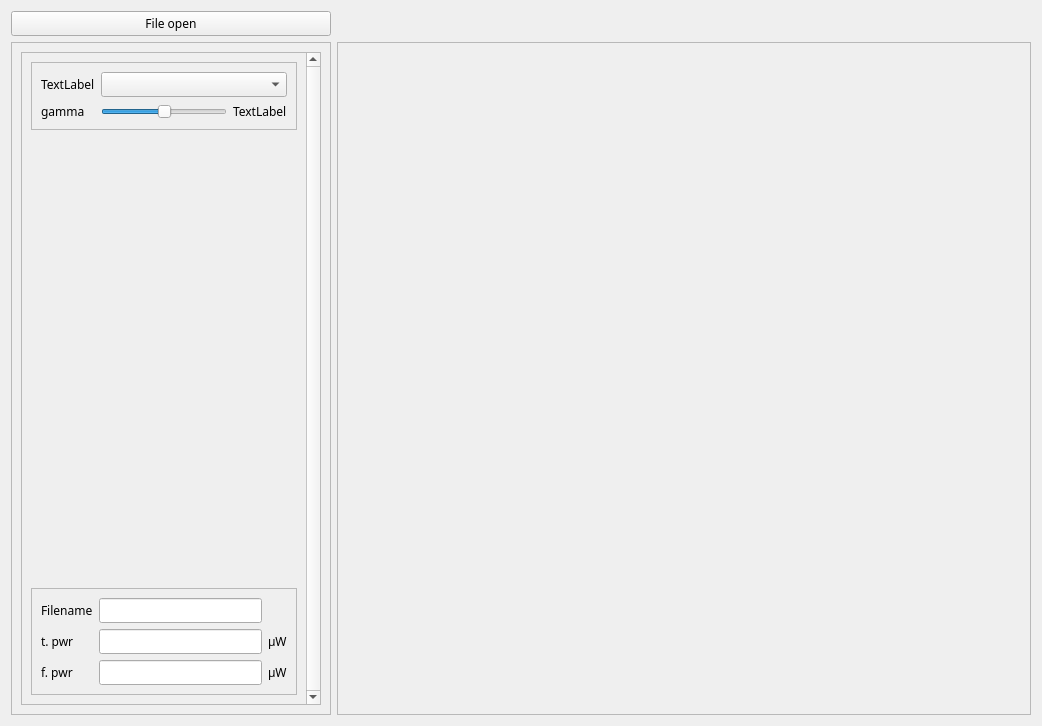
Before: the Qt Designer form ui/dashboard.ui in widev3/waterfall, drawn with Qt 5.
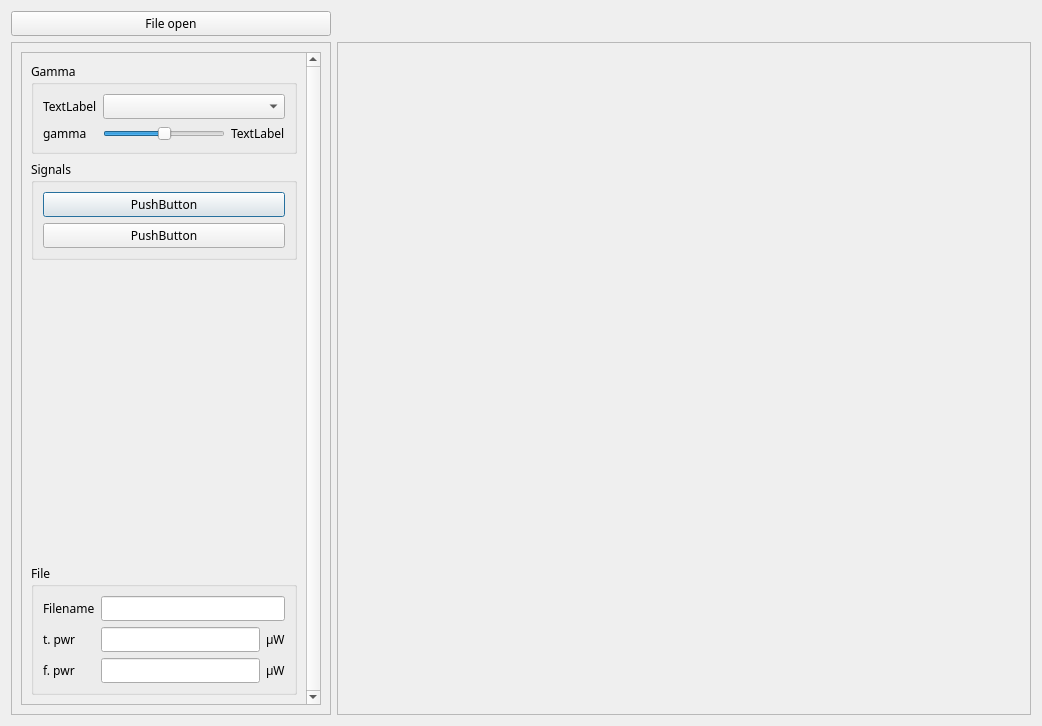
After: the same form once the commit is applied.

Commit message: signal mathematics

The edit to the form file:
```diff
--- a/ui/dashboard.ui
+++ b/ui/dashboard.ui
@@ -82,19 +82,16 @@
            <x>0</x>
            <y>0</y>
            <width>284</width>
-           <height>653</height>
+           <height>651</height>
           </rect>
          </property>
          <layout class="QVBoxLayout" name="verticalLayout">
           <item>
-           <widget class="QFrame" name="frame_5">
-            <property name="frameShape">
-             <enum>QFrame::Shape::StyledPanel</enum>
+           <widget class="QGroupBox" name="groupBox_gamma">
+            <property name="title">
+             <string>Gamma</string>
             </property>
-            <property name="frameShadow">
-             <enum>QFrame::Shadow::Plain</enum>
-            </property>
-            <layout class="QGridLayout" name="gridLayout_11">
+            <layout class="QGridLayout" name="gridLayout_4">
              <item row="0" column="0">
               <widget class="QLabel" name="labelOffsetsView">
                <property name="text">
@@ -102,14 +99,7 @@
                </property>
               </widget>
              </item>
-             <item row="1" column="0">
-              <widget class="QLabel" name="label_2">
-               <property name="text">
-                <string>gamma</string>
-               </property>
-              </widget>
-             </item>
-             <item row="1" column="1">
+             <item row="2" column="1">
               <widget class="QSlider" name="horizontalSliderGammaView">
                <property name="maximum">
                 <number>1000</number>
@@ -128,7 +118,14 @@
                </property>
               </widget>
              </item>
-             <item row="1" column="2">
+             <item row="2" column="0">
+              <widget class="QLabel" name="label_2">
+               <property name="text">
+                <string>gamma</string>
+               </property>
+              </widget>
+             </item>
+             <item row="2" column="2">
               <widget class="QLabel" name="labelGammaView">
                <property name="text">
                 <string>TextLabel</string>
@@ -141,6 +138,29 @@
             </layout>
            </widget>
           </item>
+          <item>
+           <widget class="QGroupBox" name="groupBox_signals">
+            <property name="title">
+             <string>Signals</string>
+            </property>
+            <layout class="QGridLayout" name="gridLayout_5">
+             <item row="0" column="0">
+              <widget class="QPushButton" name="pushButtonSignal1">
+               <property name="text">
+                <string>PushButton</string>
+               </property>
+              </widget>
+             </item>
+             <item row="1" column="0">
+              <widget class="QPushButton" name="pushButtonSignal2">
+               <property name="text">
+                <string>PushButton</string>
+               </property>
+              </widget>
+             </item>
+            </layout>
+           </widget>
+          </item>
           <item>
            <spacer name="verticalSpacer_4">
             <property name="orientation">
@@ -155,42 +175,11 @@
            </spacer>
           </item>
           <item>
-           <widget class="QFrame" name="frame_6">
-            <property name="frameShape">
-             <enum>QFrame::Shape::StyledPanel</enum>
+           <widget class="QGroupBox" name="groupBox_file">
+            <property name="title">
+             <string>File</string>
             </property>
-            <property name="frameShadow">
-             <enum>QFrame::Shadow::Plain</enum>
-            </property>
-            <layout class="QGridLayout" name="gridLayout_12">
-             <item row="2" column="0">
-              <widget class="QLabel" name="label_11">
-               <property name="text">
-                <string>f. pwr</string>
-               </property>
-              </widget>
-             </item>
-             <item row="2" column="2">
-              <widget class="QLineEdit" name="lineEditFPwr">
-               <property name="readOnly">
-                <bool>true</bool>
-               </property>
-              </widget>
-             </item>
-             <item row="0" column="2">
-              <widget class="QLineEdit" name="lineEditFilename">
-               <property name="readOnly">
-                <bool>true</bool>
-               </property>
-              </widget>
-             </item>
-             <item row="1" column="0">
-              <widget class="QLabel" name="label_9">
-               <property name="text">
-                <string>t. pwr</string>
-               </property>
-              </widget>
-             </item>
+            <layout class="QGridLayout" name="gridLayout_6">
              <item row="0" column="0">
               <widget class="QLabel" name="label">
                <property name="text">
@@ -198,27 +187,55 @@
                </property>
               </widget>
              </item>
-             <item row="1" column="2">
+             <item row="1" column="0">
+              <widget class="QLabel" name="label_9">
+               <property name="text">
+                <string>t. pwr</string>
+               </property>
+              </widget>
+             </item>
+             <item row="1" column="1">
               <widget class="QLineEdit" name="lineEditTPwr">
                <property name="readOnly">
                 <bool>true</bool>
                </property>
               </widget>
              </item>
-             <item row="1" column="3">
+             <item row="1" column="2">
               <widget class="QLabel" name="label_20">
                <property name="text">
                 <string>µW</string>
                </property>
               </widget>
              </item>
-             <item row="2" column="3">
+             <item row="2" column="0">
+              <widget class="QLabel" name="label_11">
+               <property name="text">
+                <string>f. pwr</string>
+               </property>
+              </widget>
+             </item>
+             <item row="2" column="1">
+              <widget class="QLineEdit" name="lineEditFPwr">
+               <property name="readOnly">
+                <bool>true</bool>
+               </property>
+              </widget>
+             </item>
+             <item row="2" column="2">
               <widget class="QLabel" name="label_21">
                <property name="text">
                 <string>µW</string>
                </property>
               </widget>
              </item>
+             <item row="0" column="1" colspan="2">
+              <widget class="QLineEdit" name="lineEditFilename">
+               <property name="readOnly">
+                <bool>true</bool>
+               </property>
+              </widget>
+             </item>
             </layout>
            </widget>
           </item>
```
Left out of the diff: 10 changed lines with no effect on the pictures. The commit also changes 3 other files.
